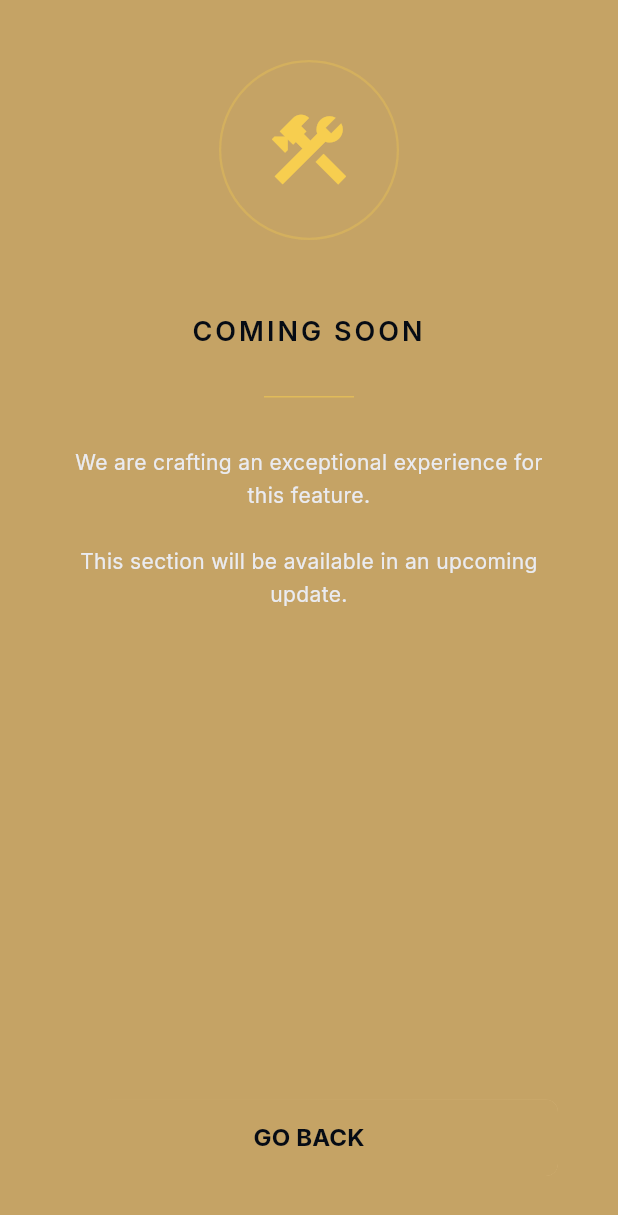
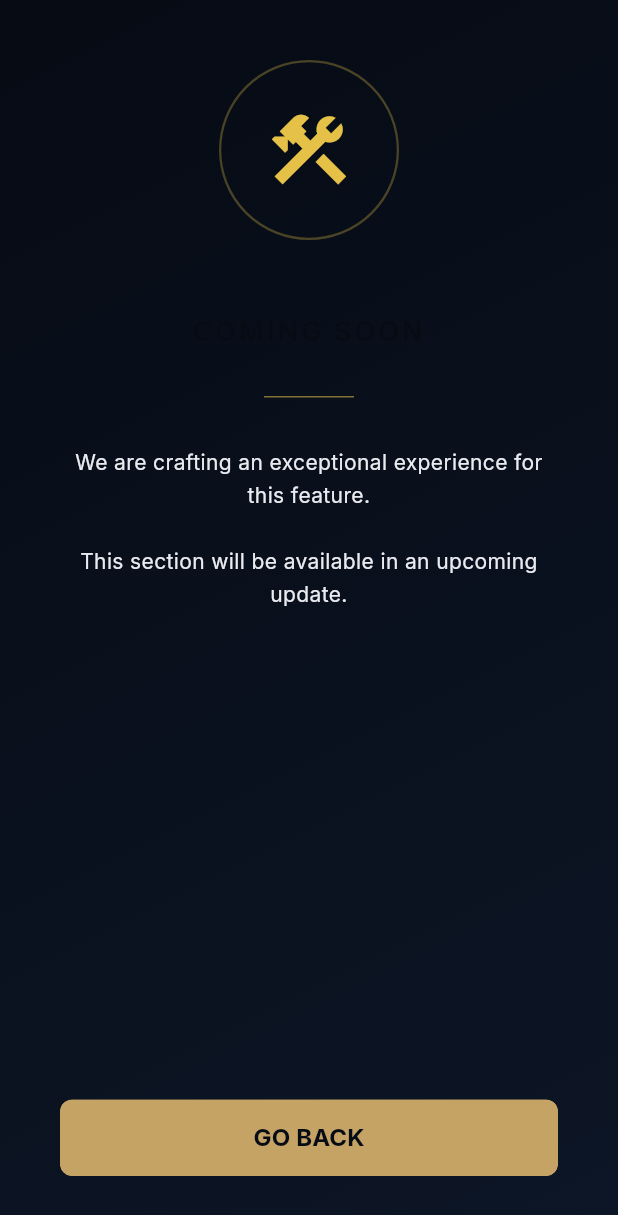
Before and after one commit to RustLangLatam/rubi-bank-app-flutter, a Flutter app: the UnderDevelopmentScreen screen opened by its route, on a phone screen of 412 x 824 dp. Shown: the top 1215 px of the screen. Run offline on Flutter 3.47's test engine with Material 3 defaults, Android fonts, the phone set to English and light mode, and no system bars; our stand-ins replace country_picker, decimal, dio, flutter_keyboard_visibility, flutter_riverpod, flutter_svg and 3 more; missing offline and left inert: rubi_bank_api_sdk; generated files the repository leaves out were written again.

Commit message:
first commit

```diff
--- a/lib/core/utils/app_routes.dart
+++ b/lib/core/utils/app_routes.dart
@@ -41,12 +41,15 @@ class AppRouter {
       case '/register/otp':
         return CustomPageRoute.slide(const RegisterOtpScreenWrapper());
 
+      case '/dashboard':
+        final customer = settings.arguments as sdk.Customer;
+        return CustomPageRoute.fade(DashboardScreen(customer: customer));
+
       case '/under-development':
         return CustomPageRoute.scale(const UnderDevelopmentScreen());
 
-      case '/dashboard':
-        final customer = settings.arguments as sdk.Customer;
-        return CustomPageRoute.fade(DashboardScreen(customer: customer));
+      case '/transactions':
+        return CustomPageRoute.scale(const UnderDevelopmentScreen());
 
       default:
         return MaterialPageRoute(
--- a/lib/features/common/presentation/pages/under_development_screen.dart
+++ b/lib/features/common/presentation/pages/under_development_screen.dart
@@ -42,11 +42,13 @@ class _UnderDevelopmentScreenState extends State<UnderDevelopmentScreen>
   @override
   Widget build(BuildContext context) {
     final ThemeData theme = Theme.of(context);
-    final ColorScheme colorScheme = theme.colorScheme;
 
     return Scaffold(
-      backgroundColor: colorScheme.primary,
-      body: SafeArea(
+        body: Container(
+          decoration: BoxDecoration(
+            gradient: AppTheme.appGradient,
+          ),
+          child:SafeArea(
         child: Container(
           width: double.infinity,
           height: double.infinity,
@@ -123,6 +125,7 @@ class _UnderDevelopmentScreenState extends State<UnderDevelopmentScreen>
           ),
         ),
       ),
+        ),
     );
   }
 }
--- a/lib/features/dashboard/presentation/pages/dashboard_screen.dart
+++ b/lib/features/dashboard/presentation/pages/dashboard_screen.dart
@@ -212,7 +212,7 @@ class _DashboardScreenState extends ConsumerState<DashboardScreen> {
                 data: (transactions) {
                   final recentTransactions = transactions.take(3).toList();
                   return RecentActivityEnhanced(
-                    transactions: recentTransactions,
+                      transactions: recentTransactions,
                   );
                 },
               ),
--- a/lib/features/dashboard/presentation/widgets/recent_activity_widget.dart
+++ b/lib/features/dashboard/presentation/widgets/recent_activity_widget.dart
@@ -70,7 +70,7 @@ class _RecentActivityEnhancedState extends State<RecentActivityEnhanced> {
           decoration: BoxDecoration(
             color: isNew
                 ? colorScheme.primary.withOpacity(0.1)
-                : colorScheme.surface.withOpacity(0.5),
+                : colorScheme.surface.withOpacity(0.8),
             borderRadius: BorderRadius.circular(12),
             boxShadow: [
               BoxShadow(
```
